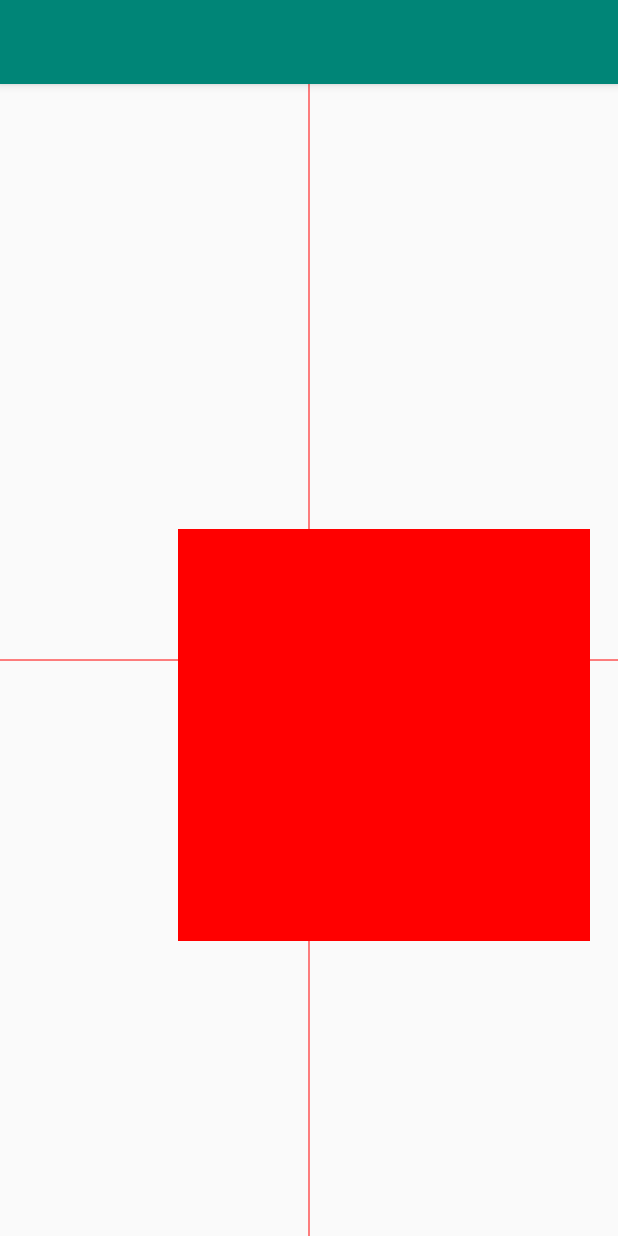
After one commit to chengxiaobo2/TestCanvas, an Android app: the TestMatrixActivity screen opened directly, with no data from a screen before it, on a phone screen of 412 x 824 dp. The commit adds this screen. Run offline under Robolectric (Android 15) with nearby library versions, the phone set to English and light mode, and no system bars.

Commit message:
矩阵变换

```diff
--- a/app/src/main/AndroidManifest.xml
+++ b/app/src/main/AndroidManifest.xml
@@ -9,12 +9,16 @@
             android:roundIcon="@mipmap/ic_launcher_round"
             android:supportsRtl="true"
             android:theme="@style/AppTheme">
+        <activity android:name=".TestMatrixActivity">
+        </activity>
         <activity android:name=".IndexActivity">
-            <!--<intent-filter>-->
-                <!--<action android:name="android.intent.action.MAIN"/>-->
 
-                <!--<category android:name="android.intent.category.LAUNCHER"/>-->
-            <!--</intent-filter>-->
+            <!-- <intent-filter> -->
+            <!-- <action android:name="android.intent.action.MAIN"/> -->
+
+
+            <!-- <category android:name="android.intent.category.LAUNCHER"/> -->
+            <!-- </intent-filter> -->
         </activity>
         <activity android:name=".FlipboardAnimationActivity">
         </activity>
--- a/app/src/main/java/com/example/test/testcanvas/MainActivity.kt
+++ b/app/src/main/java/com/example/test/testcanvas/MainActivity.kt
@@ -31,5 +31,8 @@ class MainActivity : AppCompatActivity() {
         view19.setOnClickListener {
             startActivity(Intent(MainActivity@ this, FlipboardAnimationActivity::class.java))
         }
+        view20.setOnClickListener {
+            startActivity(Intent(MainActivity@ this, TestMatrixActivity::class.java))
+        }
     }
 }
--- /dev/null
+++ b/app/src/main/java/com/example/test/testcanvas/TestMatrixActivity.kt
@@ -0,0 +1,12 @@
+package com.example.test.testcanvas
+
+import android.support.v7.app.AppCompatActivity
+import android.os.Bundle
+
+class TestMatrixActivity : AppCompatActivity() {
+
+    override fun onCreate(savedInstanceState: Bundle?) {
+        super.onCreate(savedInstanceState)
+        setContentView(R.layout.activity_test_matrix)
+    }
+}
--- /dev/null
+++ b/app/src/main/java/com/example/test/testcanvas/matrix/Matrix1.kt
@@ -0,0 +1,84 @@
+package com.example.test.testcanvas.matrix
+
+import android.content.Context
+import android.graphics.*
+import android.util.AttributeSet
+import android.view.View
+import com.example.test.testcanvas.dp2Px
+import com.example.test.testcanvas.dp2px
+
+/**
+ * 矩阵
+ *
+ * @author chengxiaobo
+ * @time 2019/3/25 21:20
+ */
+class Matrix1 : View {
+
+    constructor(context: Context?) : super(context)
+    constructor(context: Context?, attrs: AttributeSet?) : super(context, attrs)
+
+    var centerX = 0.0f
+    var centerY = 0.0f
+
+    val rect: RectF = RectF()
+    var translation = 0.0f
+    val paint = Paint(Paint.ANTI_ALIAS_FLAG)
+    val myMatrix = Matrix()
+
+    override fun onSizeChanged(w: Int, h: Int, oldw: Int, oldh: Int) {
+        super.onSizeChanged(w, h, oldw, oldh)
+
+        centerX = width / 2.0f
+        centerY = height / 2.0f
+
+        val rectWidth = width / 3.0f
+        translation = dp2Px(context, 50.0f).toFloat()
+
+        with(rect) {
+            left = centerX - rectWidth / 2
+            right = centerX + rectWidth / 2
+            top = centerY - rectWidth / 2
+            bottom = centerY + rectWidth / 2
+        }
+    }
+
+    override fun onDraw(canvas: Canvas) {
+        super.onDraw(canvas)
+
+        paint.color = Color.RED
+        canvas.drawLine(0.0f, height / 2.0f, width.toFloat(), height / 2.0f, paint)
+        canvas.drawLine(width / 2.0f, 0.0f, width / 2.0f, height.toFloat(), paint)
+
+        //方案一实现
+        canvas.save()
+        canvas.translate(translation, translation)
+        canvas.translate(centerX, centerY)
+        canvas.scale(2.0f, 2.0f)
+        canvas.translate(-centerX, -centerY)
+        canvas.drawRect(rect, paint)
+        canvas.restore()
+
+        //方案二 canvas的变换相当于用matrix这样实现
+        canvas.save()
+        myMatrix.reset()
+        myMatrix.preTranslate(translation, translation)
+        myMatrix.preTranslate(centerX, centerY)
+        myMatrix.preScale(2.0f, 2.0f)
+        myMatrix.preTranslate(-centerX, -centerY)
+        canvas.matrix=myMatrix
+        canvas.drawRect(rect,paint)
+        canvas.restore()
+
+        //方案三 用post变换去实现
+        canvas.save()
+        myMatrix.reset()
+        myMatrix.postTranslate(-centerX, -centerY)
+        myMatrix.postScale(2.0f, 2.0f)
+        myMatrix.postTranslate(centerX, centerY)
+        myMatrix.postTranslate(translation, translation)
+        canvas.matrix=myMatrix
+        canvas.drawRect(rect,paint)
+        canvas.restore()
+    }
+}
--- a/app/src/main/res/layout/activity_main.xml
+++ b/app/src/main/res/layout/activity_main.xml
@@ -244,7 +244,7 @@
                 android:layout_height="0dp"
                 android:background="#B4CDCD"
                 android:gravity="center"
-                android:text="结束"
+                android:text="点击查看 \n 矩阵变换"
                 android:textSize="16dp"
                 app:layout_constraintTop_toTopOf="@id/view19"
                 app:layout_constraintRight_toRightOf="parent"
--- /dev/null
+++ b/app/src/main/res/layout/activity_test_matrix.xml
@@ -0,0 +1,14 @@
+<?xml version="1.0" encoding="utf-8"?>
+<LinearLayout
+        xmlns:android="http://schemas.android.com/apk/res/android"
+        xmlns:tools="http://schemas.android.com/tools"
+        xmlns:app="http://schemas.android.com/apk/res-auto"
+        android:layout_width="match_parent"
+        android:layout_height="match_parent"
+        tools:context=".TestMatrixActivity">
+
+    <com.example.test.testcanvas.matrix.Matrix1
+            android:layout_width="match_parent"
+            android:layout_height="match_parent"/>
+
+</LinearLayout>
```
Also changed, not shown: 5 other files.
